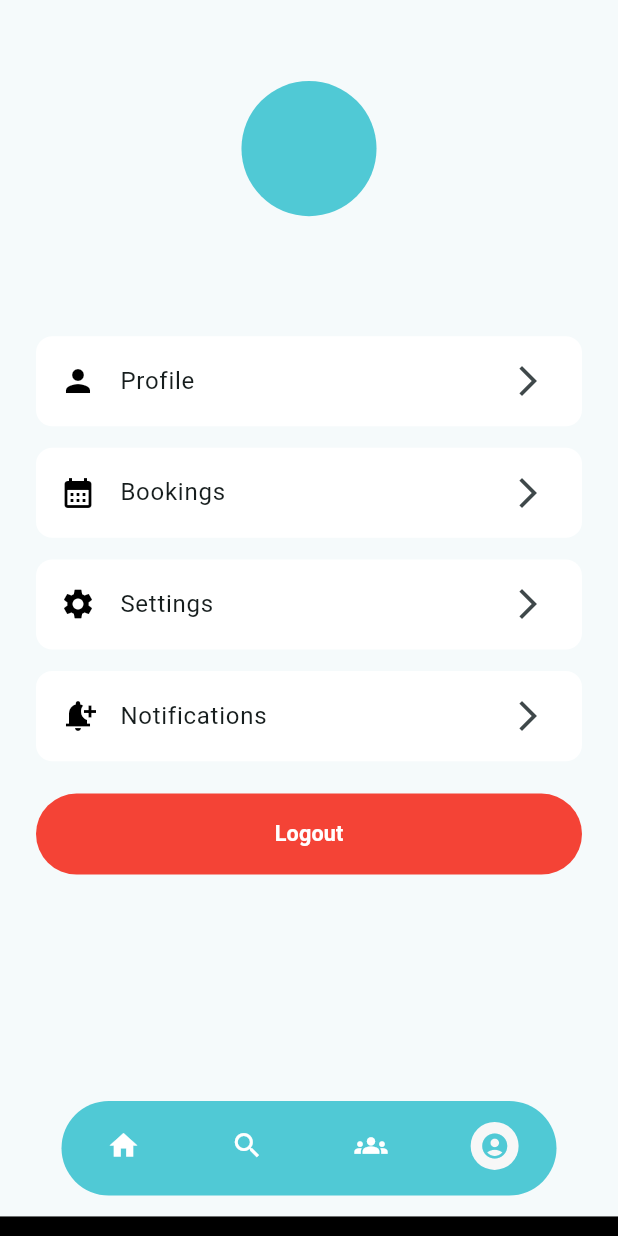
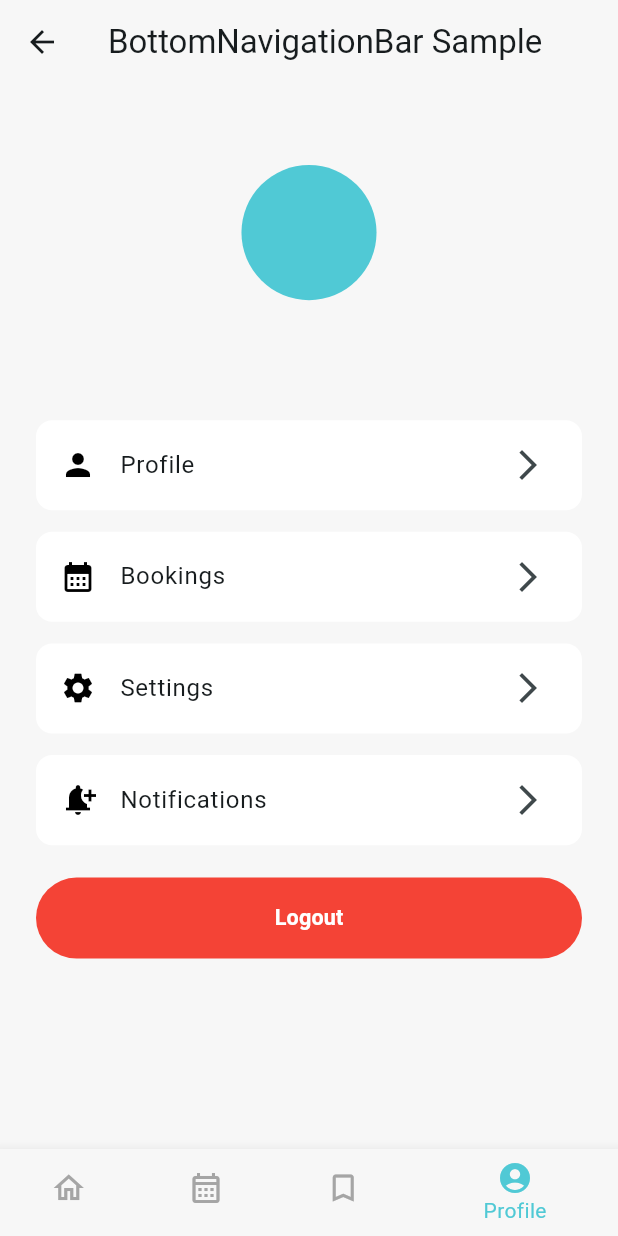
Before and after one commit to Abdallah867/travel_app, a Flutter app: the NavBarView screen opened directly, item 4 of the bottom bar chosen, on a phone screen of 412 x 824 dp. Run offline on Flutter 3.47's test engine with Material 3 defaults, Android fonts, the phone set to English and light mode, and no system bars; drawn by our look-alikes of persistent_bottom_nav_bar; our stand-ins replace appwrite, bloc, dartz, device_preview, equatable, fade_shimmer and 6 more; accounts and stored records are empty; network calls fail.

Commit message:
updating navigation bar

```diff
--- a/lib/features/booking/presentation/views/booking_view.dart
+++ b/lib/features/booking/presentation/views/booking_view.dart
@@ -7,8 +7,8 @@ class BookingView extends StatelessWidget {
   Widget build(BuildContext context) {
     return Scaffold(
       appBar: AppBar(),
-      body: const SizedBox(
-        height: 507.0,
+      body: const Center(
+        child: Text('Booking View'),
       ),
     );
   }
--- a/lib/features/home/presentation/views/widgets/home_bloc_builder.dart
+++ b/lib/features/home/presentation/views/widgets/home_bloc_builder.dart
@@ -5,6 +5,7 @@ import 'package:go_router/go_router.dart';
 import '../../../../../core/routes/app_routes.dart';
 import '../../../../../core/widgets/circular_loading_widget.dart';
 import '../../../../auth/presentation/manager/current_account_cubit/current_account_cubit.dart';
+import '../../../../auth/presentation/view/login_view.dart';
 import 'nav_bar_view.dart';
 
 class HomeBlocBuilder extends StatelessWidget {
--- a/lib/features/home/presentation/views/widgets/nav_bar_view.dart
+++ b/lib/features/home/presentation/views/widgets/nav_bar_view.dart
@@ -1,87 +1,77 @@
 import 'package:flutter/material.dart';
 import 'package:flutter_bloc/flutter_bloc.dart';
-import 'package:flutter_screenutil/flutter_screenutil.dart';
-import 'package:persistent_bottom_nav_bar/persistent_tab_view.dart';
 
 import '../../../../../core/services/service_locator.dart';
 import '../../../../../core/utils/app_colors.dart';
+import '../../../../booking/presentation/views/booking_view.dart';
 import '../../../../profile/presentation/view/profile_view.dart';
 import '../../../../trip/data/repos/trip_repo_impl.dart';
 import '../../../../trip/presentation/views/saved_trips_view.dart';
 import '../../manager/trips_cubit/trips_cubit.dart';
 import 'main_view.dart';
 
-final PersistentTabController _controller =
-    PersistentTabController(initialIndex: 0);
-
-class NavBarView extends StatelessWidget {
+class NavBarView extends StatefulWidget {
   const NavBarView({super.key});
 
   @override
-  Widget build(BuildContext context) {
-    return Scaffold(
-      body: SafeArea(
-        child: PersistentTabView(
-          context,
-          controller: _controller,
-          decoration: const NavBarDecoration(
-            borderRadius: BorderRadius.all(Radius.circular(50.0)),
-          ),
-          margin: EdgeInsets.only(left: 41.w, right: 41.w, bottom: 30.h),
-          screens: _buildScreens(),
-          items: _navBarsItems(),
-
-          navBarHeight: 70.0.h,
-          backgroundColor: AppColors.secondaryColor, // Default is Colors.white.
-          navBarStyle: NavBarStyle
-              .style6, // Choose the nav bar style with this property.
-        ),
-      ),
-    );
-  }
+  State<NavBarView> createState() => _NavBarViewState();
 }
 
-List<Widget> _buildScreens() {
-  return [
+class _NavBarViewState extends State<NavBarView> {
+  int _selectedIndex = 0;
+  final List<Widget> _screensList = [
     BlocProvider(
       create: (context) => TripsCubit(
         tripRepo: getIt.get<TripRepoImpl>(),
       )..getTrips(),
       child: const MainView(),
     ),
-    const ProfileView(),
+    const BookingView(),
     const SavedTripsView(),
     const ProfileView(),
   ];
+
+  @override
+  Widget build(BuildContext context) {
+    return Scaffold(
+      appBar: AppBar(
+        title: const Text('BottomNavigationBar Sample'),
+      ),
+      body: _screensList.elementAt(_selectedIndex),
+      bottomNavigationBar: BottomNavigationBar(
+        items: const <BottomNavigationBarItem>[
+          BottomNavigationBarItem(
+            icon: Icon(Icons.home_outlined),
+            activeIcon: Icon(Icons.home),
+            label: 'Home',
+          ),
+          BottomNavigationBarItem(
+            icon: Icon(Icons.calendar_month_outlined),
+            activeIcon: Icon(Icons.calendar_month),
+            label: 'Reservations',
+          ),
+          BottomNavigationBarItem(
+            icon: Icon(Icons.bookmark_outline),
+            activeIcon: Icon(Icons.bookmark),
+            label: 'Saved',
+          ),
+          BottomNavigationBarItem(
+            icon: Icon(Icons.account_circle_outlined),
+            activeIcon: Icon(Icons.account_circle),
+            label: 'Profile',
+          ),
+        ],
+        currentIndex: _selectedIndex,
+        selectedItemColor: AppColors.secondaryColor,
+        unselectedItemColor: AppColors.platinumGrey,
+        onTap: _onItemTapped,
+      ),
+    );
+  }
+
+  void _onItemTapped(int index) {
+    setState(() {
+      _selectedIndex = index;
+    });
+  }
 }
-
-List<PersistentBottomNavBarItem> _navBarsItems() {
-  return [
-    navBarIcon(Icons.home),
-    navBarIcon(Icons.search),
-    navBarIcon(Icons.groups),
-    navBarIcon(Icons.account_circle_sharp),
-  ];
-}
-
-PersistentBottomNavBarItem navBarIcon(IconData icon) {
-  return PersistentBottomNavBarItem(
-    inactiveIcon: Icon(
-      icon,
-      size: 22,
-      color: AppColors.whiteColor,
-    ),
-    icon: Container(
-      height: 32,
-      width: 32,
-      decoration: const BoxDecoration(
-          color: AppColors.backgroundColor, shape: BoxShape.circle),
-      child: Icon(
-        icon,
-        size: 20,
-        color: AppColors.secondaryColor,
-      ),
-    ),
-    // activeColorSecondary: Colors.black,
-  );
-}
--- a/pubspec.yaml
+++ b/pubspec.yaml
@@ -32,7 +32,7 @@ dependencies:
   bloc: ^8.1.4
   cupertino_icons: ^1.0.6
   dartz: ^0.10.1
-  device_preview: ^1.1.0
+  device_preview: ^1.2.0
   equatable: ^2.0.5
   fade_shimmer: ^2.2.0
   flutter:
```
Also changed, not shown: lib/main.dart (+8 -13 lines), pubspec.lock.
